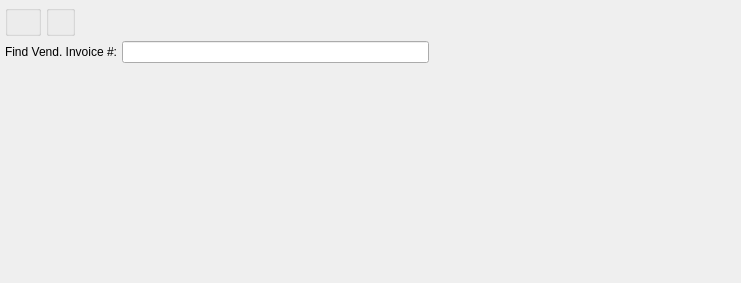
Old version of the form guiclient/displays/dspVendorAPHistory.ui in the repository Pegasus-RPG/xtuple-client.
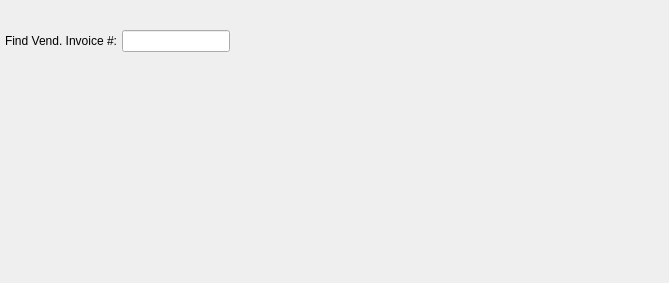
New version of the form. Custom widgets are drawn as their Qt base class.

Commit message: issue #31730 - address code review comments

The edit to the form file:
```diff
--- a/guiclient/displays/dspVendorAPHistory.ui
+++ b/guiclient/displays/dspVendorAPHistory.ui
@@ -13,29 +13,23 @@
    <rect>
     <x>0</x>
     <y>0</y>
-    <width>741</width>
+    <width>669</width>
     <height>283</height>
    </rect>
   </property>
   <property name="windowTitle">
    <string>Vendor History</string>
   </property>
-  <layout class="QVBoxLayout" name="verticalLayout_2">
-   <item>
-    <layout class="QHBoxLayout" name="horizontalLayout">
-     <item>
-      <widget class="QGroupBox" name="_vendGroup">
-       <property name="title">
-        <string/>
-       </property>
        <layout class="QVBoxLayout" name="verticalLayout">
-        <property name="spacing">
-         <number>0</number>
-        </property>
         <item>
+    <layout class="QGridLayout" name="gridLayout">
+     <item row="0" column="0" rowspan="3" colspan="5">
          <widget class="VendorGroup" name="_vend"/>
         </item>
-        <item>
+     <item row="0" column="5">
+      <widget class="DateCluster" name="_dates"/>
+     </item>
+     <item row="1" column="5" rowspan="2">
          <spacer name="Spacer32">
           <property name="orientation">
            <enum>Qt::Vertical</enum>
@@ -51,22 +45,7 @@
           </property>
          </spacer>
         </item>
-       </layout>
-      </widget>
-     </item>
-     <item>
-      <widget class="QGroupBox" name="groupBox">
-       <property name="title">
-        <string/>
-       </property>
-       <layout class="QGridLayout" name="gridLayout_3">
-        <item row="0" column="0">
-         <widget class="DateCluster" name="_dates"/>
-        </item>
-       </layout>
-      </widget>
-     </item>
-     <item>
+     <item row="0" column="6" rowspan="3">
       <spacer name="horizontalSpacer">
        <property name="orientation">
         <enum>Qt::Horizontal</enum>
@@ -79,10 +58,8 @@
        </property>
       </spacer>
      </item>
-    </layout>
-   </item>
-   <item>
-    <layout class="QHBoxLayout">
+     <item row="3" column="0" colspan="6">
+      <layout class="QHBoxLayout" name="horizontalLayout">
      <item>
       <widget class="QLabel" name="_searchInvoiceNumLit">
        <property name="text">
@@ -91,24 +68,16 @@
       </widget>
      </item>
      <item>
-      <layout class="QHBoxLayout">
-       <property name="spacing">
-        <number>0</number>
-       </property>
-       <item>
         <widget class="QLineEdit" name="_searchInvoiceNum"/>
        </item>
        <item>
-        <spacer name="spacer5">
+        <spacer name="horizontalSpacer_2">
          <property name="orientation">
           <enum>Qt::Horizontal</enum>
          </property>
-         <property name="sizeType">
-          <enum>QSizePolicy::Expanding</enum>
-         </property>
          <property name="sizeHint" stdset="0">
           <size>
-           <width>0</width>
+           <width>40</width>
            <height>20</height>
           </size>
          </property>
```
Left out of the diff: 5 changed lines with no effect on the pictures. Lines whose indentation alone changed are shown as unchanged. The commit also changes 2 other files.
